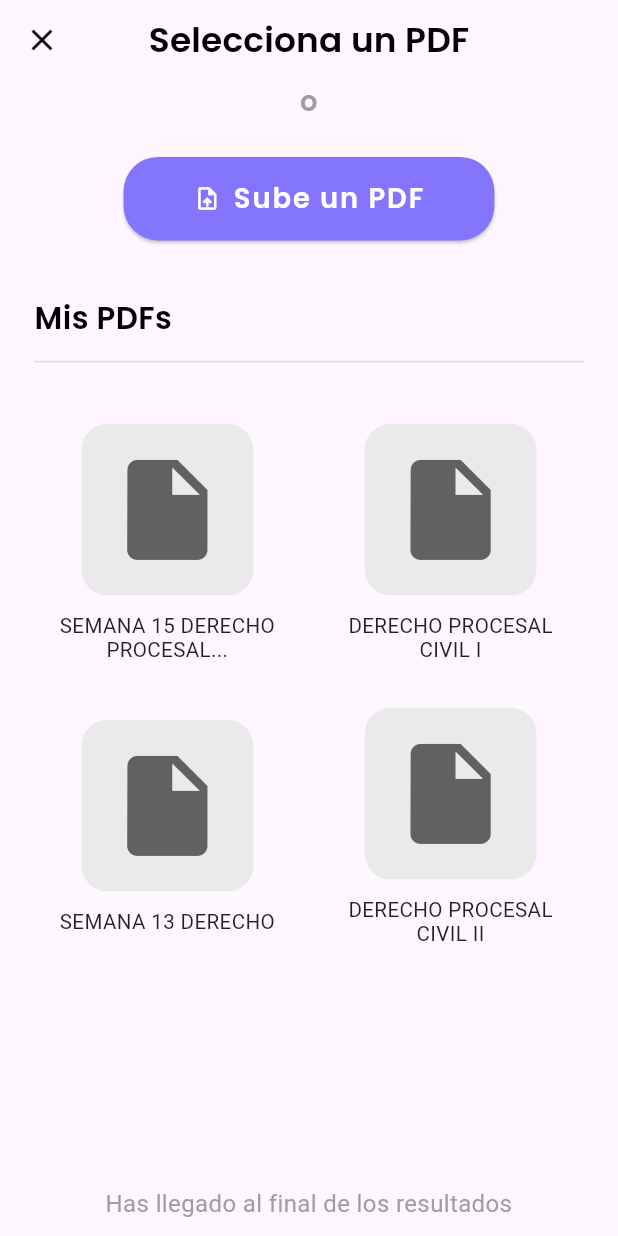
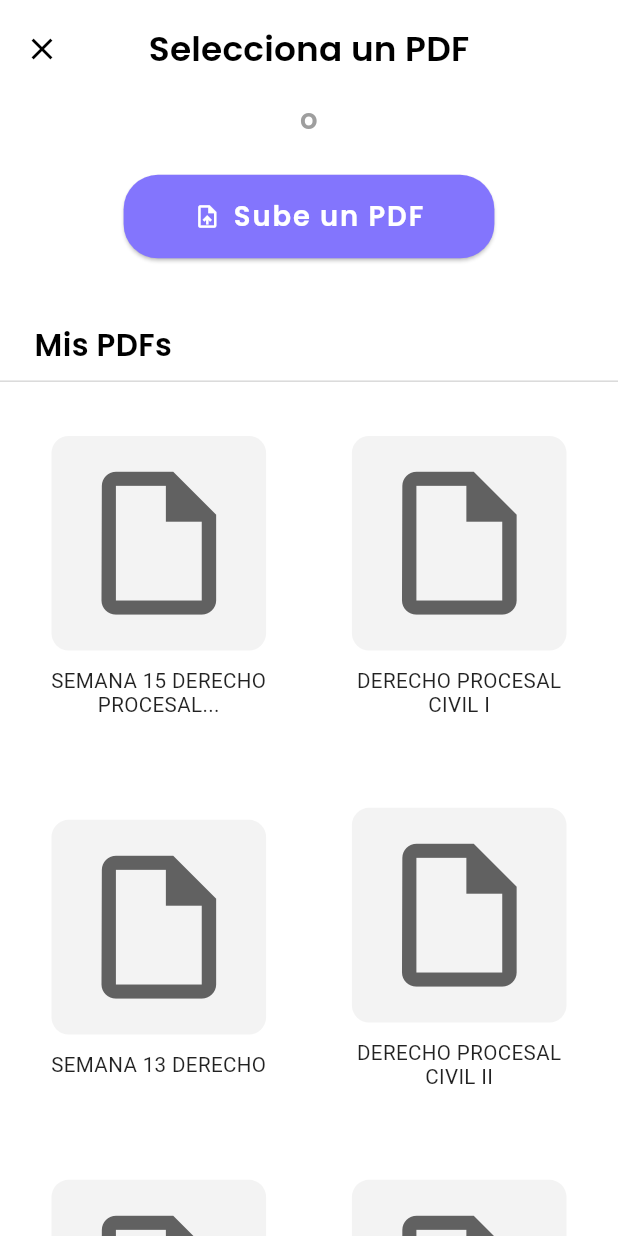
Before and after one commit to QuickRecap/Quickrecap-mobile, a Flutter app: the SelectPdfScreen screen opened by its route, on a phone screen of 412 x 824 dp. Run offline on Flutter 3.47's test engine with Material 3 defaults, Android fonts, the phone set to English and light mode, and no system bars; our stand-ins replace firebase_core, firebase_storage, flutter_screenutil, get, image_picker, sqflite; accounts and stored records are empty.

Commit message:
feat(quizz): select pdf interface

```diff
--- a/lib/ui/pages/views/create/select_pdf_screen.dart
+++ b/lib/ui/pages/views/create/select_pdf_screen.dart
@@ -9,28 +9,30 @@ class SelectPdfScreen extends StatefulWidget {
 }
 
 class _SelectPdfScreenState extends State<SelectPdfScreen> {
-  // Simulación de lista de PDFs
   final List<Map<String, String>> pdfList = [
+    {"name": "SEMANA 15 DERECHO PROCESAL..."},
+    {"name": "DERECHO PROCESAL CIVIL I"},
+    {"name": "SEMANA 13 DERECHO"},
+    {"name": "DERECHO PROCESAL CIVIL II"},
     {"name": "SEMANA 15 DERECHO PROCESAL..."},
     {"name": "DERECHO PROCESAL CIVIL I"},
     {"name": "SEMANA 13 DERECHO"},
     {"name": "DERECHO PROCESAL CIVIL II"},
   ];
 
-  // Método que construye el widget de un ítem de PDF
   Widget _buildPdfItem({required String pdfName}) {
     return Container(
       child: Column(
         mainAxisAlignment: MainAxisAlignment.center,
         children: [
           Container(
-            width: 100.w,
-            height: 100.w,
+            width: 125.w,
+            height: 125.w,
             decoration: BoxDecoration(
-              color: Color(0xffeaeaea), // Ajusta el color si es necesario
-              borderRadius: BorderRadius.circular(15.r),
+              color: Color(0xffF3F3F3),
+              borderRadius: BorderRadius.circular(10.r),
             ),
-            child: Icon(Icons.insert_drive_file, size: 70.sp, color: Colors.grey[700]), // Ajusta el color si es necesario
+            child: Icon(Icons.insert_drive_file_outlined, size: 100.sp, color: Colors.grey[700]),
           ),
           SizedBox(height: 10.h),
           Padding(
@@ -48,17 +50,17 @@ class _SelectPdfScreenState extends State<SelectPdfScreen> {
     );
   }
 
-
   @override
   Widget build(BuildContext context) {
     return Scaffold(
+      backgroundColor: Colors.white,
       appBar: AppBar(
         leading: IconButton(
           icon: Icon(Icons.close, color: Colors.black),
           onPressed: () => Navigator.of(context).pop(),
         ),
         centerTitle: true,
-        toolbarHeight: 45.h,
+        toolbarHeight: 55.h,
         title: Text(
           'Selecciona un PDF',
           style: TextStyle(
@@ -71,8 +73,11 @@ class _SelectPdfScreenState extends State<SelectPdfScreen> {
         backgroundColor: Colors.transparent,
         elevation: 0,
       ),
-      body: Padding(
+      body: CustomScrollView(
+        slivers: [
+          SliverPadding(
             padding: EdgeInsets.symmetric(horizontal: 20.w),
+            sliver: SliverToBoxAdapter(
               child: Column(
                 crossAxisAlignment: CrossAxisAlignment.stretch,
                 children: [
@@ -89,7 +94,7 @@ class _SelectPdfScreenState extends State<SelectPdfScreen> {
                   SizedBox(height: 20.h),
                   Center(
                     child: SizedBox(
-                width: MediaQuery.of(context).size.width * 0.6, // Ajuste de ancho al 60% del ancho de la pantalla
+                      width: MediaQuery.of(context).size.width * 0.6,
                       child: ElevatedButton.icon(
                         icon: Icon(Icons.upload_file, color: Colors.white),
                         label: Text(
@@ -115,6 +120,28 @@ class _SelectPdfScreenState extends State<SelectPdfScreen> {
                     ),
                   ),
                   SizedBox(height: 30.h),
+                ],
+              ),
+            ),
+          ),
+          SliverPersistentHeader(
+            pinned: true,
+            delegate: _StickyHeaderDelegate(
+              child: Container(
+                // En lugar de usar `color: Colors.white`, lo colocamos dentro de la `decoration`
+                padding: EdgeInsets.symmetric(horizontal: 20.w, vertical: 5.h),
+                decoration: BoxDecoration(
+                  color: Colors.white, // El color se mueve aquí
+                  border: Border(
+                    bottom: BorderSide(
+                      color: Color(0xffD9D9D9), // Color del borde inferior
+                      width: 1.0, // Grosor del borde inferior
+                    ),
+                  ),
+                ),
+                child: Column(
+                  crossAxisAlignment: CrossAxisAlignment.start,
+                  children: [
                     Text(
                       'Mis PDFs',
                       style: TextStyle(
@@ -124,37 +151,66 @@ class _SelectPdfScreenState extends State<SelectPdfScreen> {
                         fontFamily: "poppins",
                       ),
                     ),
-            SizedBox(height: 5.h),
-            Divider(
-              color: Color(0xffD9D9D9), // Puedes cambiar el color si lo deseas
-              thickness: 1, // Ajusta el grosor del separador
+                  ],
                 ),
-            SizedBox(height: 20.h),
-            Expanded(
-              child: GridView.builder(
+              ),
+            ),
+          ),
+          SliverPadding(
+            padding: EdgeInsets.all(10.w),
+            sliver: SliverGrid(
               gridDelegate: SliverGridDelegateWithFixedCrossAxisCount(
                 crossAxisCount: 2,
                 crossAxisSpacing: 10.w,
                 mainAxisSpacing: 10.h,
-                  childAspectRatio: 1,
+                childAspectRatio: 0.8,
               ),
-                itemCount: pdfList.length,
-                itemBuilder: (context, index) {
+              delegate: SliverChildBuilderDelegate(
+                    (context, index) {
                   return _buildPdfItem(pdfName: pdfList[index]["name"]!);
                 },
+                childCount: pdfList.length,
               ),
             ),
-            Padding(
+          ),
+          SliverToBoxAdapter(
+            child: Container(
+              width: double.infinity,
               padding: EdgeInsets.symmetric(vertical: 10.h),
               child: Text(
                 'Has llegado al final de los resultados',
                 textAlign: TextAlign.center,
-                style: TextStyle(color: Colors.grey, fontSize: 14.sp),
+                style: TextStyle(color: Color(0xff9A9A9A), fontSize: 14.sp),
               ),
             ),
+          ),
+          SliverToBoxAdapter(
+            child: SizedBox(height: 30.h),  // Añadimos espacio adicional aquí
+          ),
         ],
-        ),
       ),
     );
   }
 }
+
+class _StickyHeaderDelegate extends SliverPersistentHeaderDelegate {
+  final Widget child;
+
+  _StickyHeaderDelegate({required this.child});
+
+  @override
+  Widget build(BuildContext context, double shrinkOffset, bool overlapsContent) {
+    return child;
+  }
+
+  @override
+  double get maxExtent => 39.h;  // Reduce la altura máxima del header
+
+  @override
+  double get minExtent => 39.h;  // Reduce la altura mínima del header
+
+  @override
+  bool shouldRebuild(covariant SliverPersistentHeaderDelegate oldDelegate) {
+    return false;
+  }
+}
```
Lines whose indentation alone changed are shown as unchanged.
